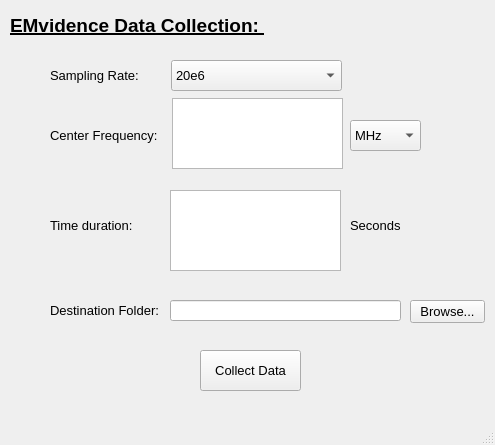
Qt form application.ui (jdratnayake/EMvidence-Desktop) before a commit.
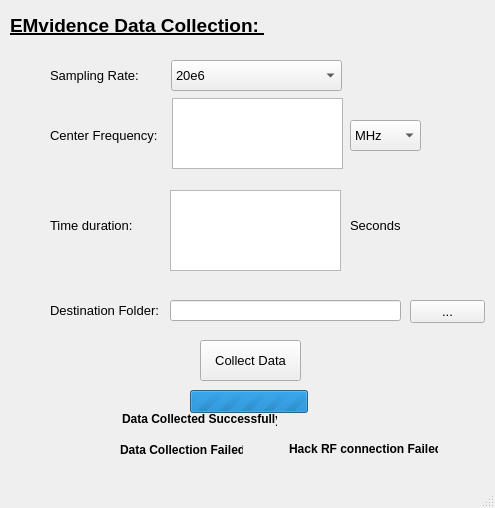
The same form after that commit. Icons and pictures are not drawn.

What changed in the file:
```diff
--- a/application.ui
+++ b/application.ui
@@ -7,7 +7,7 @@
     <x>0</x>
     <y>0</y>
     <width>495</width>
-    <height>445</height>
+    <height>508</height>
    </rect>
   </property>
   <property name="font">
@@ -215,7 +215,7 @@
     <property name="geometry">
      <rect>
       <x>200</x>
-      <y>350</y>
+      <y>340</y>
       <width>101</width>
       <height>41</height>
      </rect>
@@ -332,12 +332,133 @@
      </font>
     </property>
     <property name="text">
-     <string>Browse...</string>
+     <string>...</string>
     </property>
     <property name="default">
      <bool>false</bool>
     </property>
    </widget>
+   <widget class="QProgressBar" name="progressBar">
+    <property name="geometry">
+     <rect>
+      <x>190</x>
+      <y>390</y>
+      <width>118</width>
+      <height>23</height>
+     </rect>
+    </property>
+    <property name="maximum">
+     <number>0</number>
+    </property>
+    <property name="value">
+     <number>-1</number>
+    </property>
+    <property name="textVisible">
+     <bool>false</bool>
+    </property>
+   </widget>
+   <widget class="QLabel" name="tick">
+    <property name="geometry">
+     <rect>
+      <x>91</x>
+      <y>411</y>
+      <width>25</width>
+      <height>19</height>
+     </rect>
+    </property>
+    <property name="text">
+     <string/>
+    </property>
+    <property name="pixmap">
+     <pixmap>tick.png</pixmap>
+    </property>
+   </widget>
+   <widget class="QLabel" name="successful_group">
+    <property name="geometry">
+     <rect>
+      <x>122</x>
+      <y>411</y>
+      <width>155</width>
+      <height>16</height>
+     </rect>
+    </property>
+    <property name="font">
+     <font>
+      <pointsize>9</pointsize>
+     </font>
+    </property>
+    <property name="text">
+     <string>Data Collected Successfully!</string>
+    </property>
+   </widget>
+   <widget class="QLabel" name="cross_1">
+    <property name="geometry">
+     <rect>
+      <x>91</x>
+      <y>441</y>
+      <width>22</width>
+      <height>22</height>
+     </rect>
+    </property>
+    <property name="text">
+     <string/>
+    </property>
+    <property name="pixmap">
+     <pixmap>cross.png</pixmap>
+    </property>
+   </widget>
+   <widget class="QLabel" name="failed_group">
+    <property name="geometry">
+     <rect>
+      <x>120</x>
+      <y>442</y>
+      <width>123</width>
+      <height>16</height>
+     </rect>
+    </property>
+    <property name="font">
+     <font>
+      <pointsize>9</pointsize>
+     </font>
+    </property>
+    <property name="text">
+     <string>Data Collection Failed!</string>
+    </property>
+   </widget>
+   <widget class="QLabel" name="cross_2">
+    <property name="geometry">
+     <rect>
+      <x>261</x>
+      <y>441</y>
+      <width>22</width>
+      <height>22</height>
+     </rect>
+    </property>
+    <property name="text">
+     <string/>
+    </property>
+    <property name="pixmap">
+     <pixmap>cross.png</pixmap>
+    </property>
+   </widget>
+   <widget class="QLabel" name="failed_group_hackrf">
+    <property name="geometry">
+     <rect>
+      <x>289</x>
+      <y>441</y>
+      <width>149</width>
+      <height>16</height>
+     </rect>
+    </property>
+    <property name="font">
+     <font>
+      <pointsize>9</pointsize>
+     </font>
+    </property>
+    <property name="text">
+     <string>Hack RF connection Failed!</string>
+    </property>
+   </widget>
   </widget>
   <widget class="QMenuBar" name="menubar">
    <property name="geometry">
```
